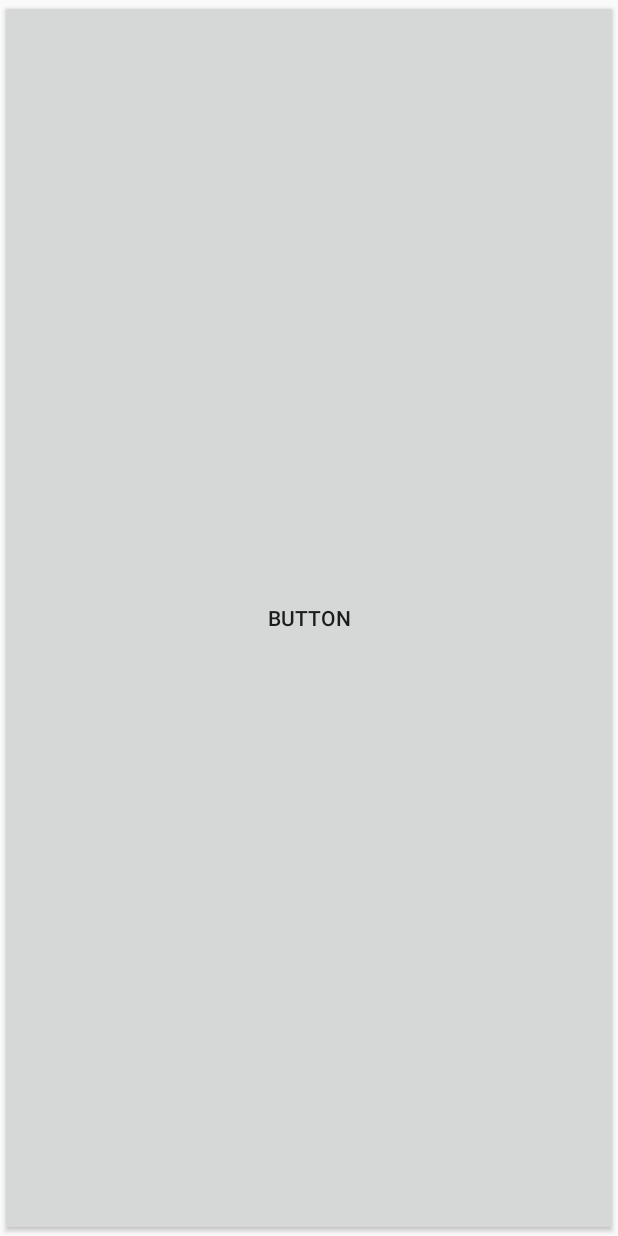
After one commit to Makiah/Smart-Alarm, an Android app: the layout activity_alarm_setter.xml on its own in the app's theme, with its tools: preview values and no code run, on a phone screen of 412 x 824 dp. The commit adds this screen. Run offline under Robolectric (Android 15) with nearby library versions, the phone set to English and light mode, and no system bars.

Commit message:
Functional navigation

```diff
--- a/app/src/main/java/makiah/smartalarm/alarmsetter/AlarmSetterActivity.java
+++ b/app/src/main/java/makiah/smartalarm/alarmsetter/AlarmSetterActivity.java
@@ -10,6 +10,6 @@ public class AlarmSetterActivity extends Activity
     protected void onCreate(Bundle savedInstanceState)
     {
         super.onCreate(savedInstanceState);
-        setContentView(R.layout.alarm_setter_activity);
+        setContentView(R.layout.activity_alarm_setter);
     }
 }
--- a/app/src/main/java/makiah/smartalarm/cameraview/CameraViewActivity.java
+++ b/app/src/main/java/makiah/smartalarm/cameraview/CameraViewActivity.java
@@ -64,11 +64,11 @@ public class CameraViewActivity extends AppCompatActivity implements CvCameraVie
 
     @Override
     protected void onCreate(Bundle savedInstanceState) {
+        super.onCreate(savedInstanceState);
+        setContentView(R.layout.activity_camera_view);
+
         Log.i(TAG, "called onCreate");
-        super.onCreate(savedInstanceState);
         getWindow().addFlags(WindowManager.LayoutParams.FLAG_KEEP_SCREEN_ON);
-
-        setContentView(R.layout.camera_view_activity);
 
         // Create both a CameraBridgeViewBase and a JavaCameraView with flash so that I can modify the flash state while also being able to view the camera.
         javaCameraView = (JavaCameraViewWithFlash) findViewById(R.id.show_camera_activity_java_surface_view);
--- a/app/src/main/java/makiah/smartalarm/startui/StartUIActivity.java
+++ b/app/src/main/java/makiah/smartalarm/startui/StartUIActivity.java
@@ -14,7 +14,7 @@ public class StartUIActivity extends Activity
     protected void onCreate(Bundle savedInstanceState)
     {
         super.onCreate(savedInstanceState);
-        setContentView(R.layout.start_ui_activity);
+        setContentView(R.layout.activity_start_ui);
     }
 
     /**
--- /dev/null
+++ b/app/src/main/res/layout/activity_alarm_setter.xml
@@ -0,0 +1,14 @@
+<?xml version="1.0" encoding="utf-8"?>
+<android.support.constraint.ConstraintLayout
+    xmlns:android="http://schemas.android.com/apk/res/android"
+    xmlns:tools="http://schemas.android.com/tools"
+    android:layout_width="match_parent"
+    android:layout_height="match_parent">
+
+    <Button
+        android:id="@+id/button3"
+        android:layout_width="match_parent"
+        android:layout_height="match_parent"
+        android:text="Button" />
+
+</android.support.constraint.ConstraintLayout>
--- a/app/src/main/res/layout/start_ui_activity.xml
+++ b/app/src/main/res/layout/activity_start_ui.xml
@@ -5,7 +5,6 @@
     xmlns:app="http://schemas.android.com/apk/res-auto"
     android:layout_width="match_parent"
     android:layout_height="match_parent"
-    tools:context="makiah.smartalarm.startui.StartUIActivity"
     tools:layout_editor_absoluteY="81dp"
     tools:layout_editor_absoluteX="0dp"
     android:id="@+id/linearLayout1"
@@ -18,7 +17,7 @@
         android:id="@+id/setalarm"
         android:layout_height="0dp"
         android:layout_width="match_parent"
-        android:text="@+string/Debug Camera"
+        android:text="Set Alarm"
         android:paddingLeft="8dp"
         android:paddingRight="8dp"
         android:layout_weight="1"
@@ -28,7 +27,7 @@
         android:id="@+id/debugcamera"
         android:layout_height="0dp"
         android:layout_width="match_parent"
-        android:text="@+string/Set Alarm"
+        android:text="Debug Camera"
         android:paddingLeft="8dp"
         android:paddingRight="8dp"
         android:layout_weight="1"
--- a/build.gradle
+++ b/build.gradle
@@ -3,6 +3,7 @@
 buildscript {
     repositories {
         jcenter()
+        google()
     }
     dependencies {
         classpath 'com.android.tools.build:gradle:3.0.0'
@@ -15,6 +16,7 @@ buildscript {
 allprojects {
     repositories {
         jcenter()
+        google()
     }
 }
 
```
Also changed, not shown: app/src/main/AndroidManifest.xml (+8 -5 lines), app/src/main/java/makiah/smartalarm/cameraview/JavaCameraViewWithFlash.java (+5 -2 lines), app/src/main/res/layout/activity_camera_view.xml (renamed from app/src/main/res/layout/camera_view_activity.xml, +3 -14 lines), app/src/main/res/layout/alarm_setter_activity.xml (deleted, +0 -13 lines).
